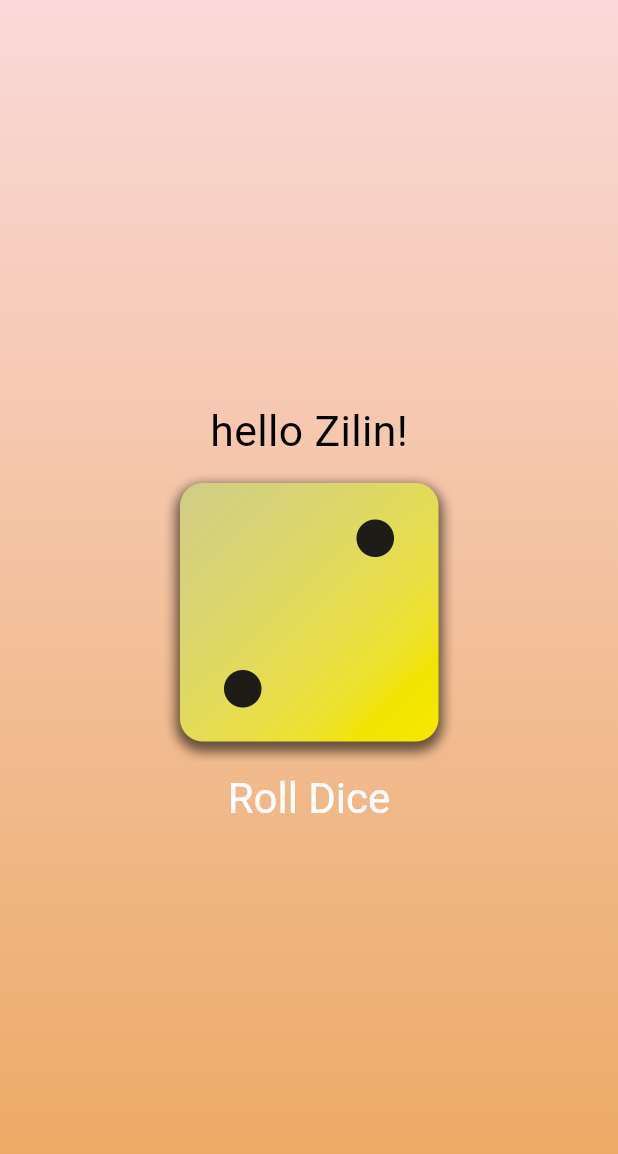
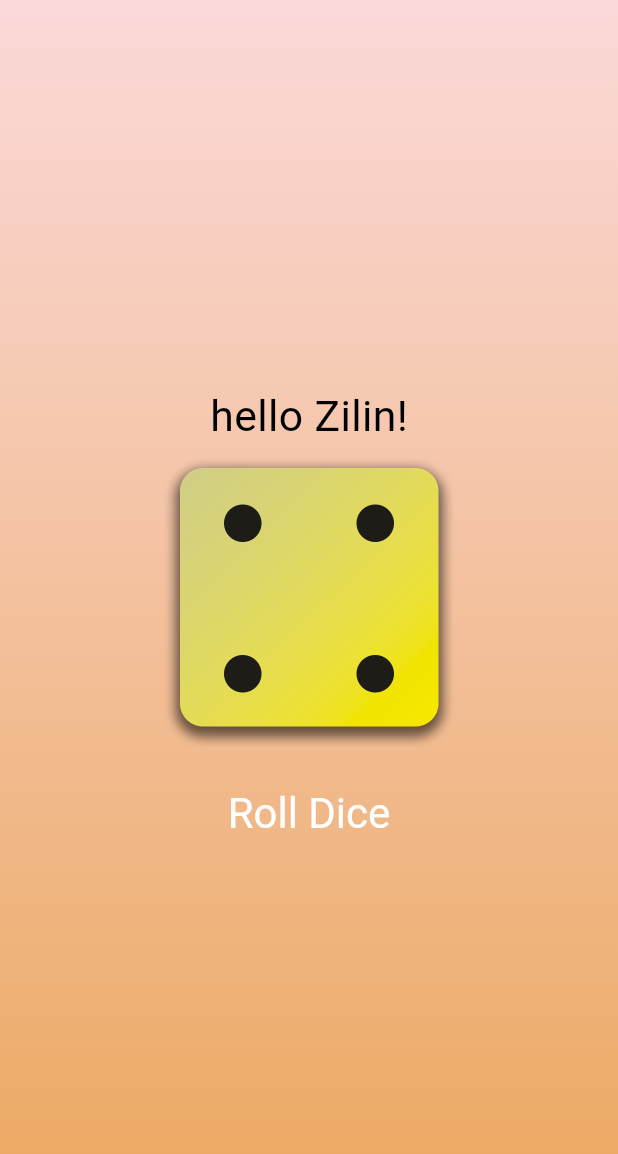
Before and after one commit to Z1linXu/flutter-test, a Flutter app: the screen it shows after launch, after a tap on "Roll Dice", on a phone screen of 412 x 824 dp. Shown: the top 1154 px of the screen. Run offline on Flutter 3.47's test engine with Material 3 defaults, Android fonts, the phone set to English and light mode, and no system bars.

```diff
--- /dev/null
+++ b/first_app/lib/dice_roller.dart
@@ -0,0 +1,46 @@
+import 'package:first_app/styled_text.dart';
+import 'package:flutter/material.dart';
+
+class DiceRoller extends StatefulWidget {
+  const DiceRoller({super.key});
+  @override
+  State<DiceRoller> createState() {
+    return _DiceRollerState();
+  }
+}
+
+class _DiceRollerState extends State<DiceRoller> {
+  var activeDiceImage = 'assets/images/dice-2.png';
+  void rollDice() {
+    //TODO
+    setState(() {
+      activeDiceImage = 'assets/images/dice-4.png';
+    });
+  }
+
+  @override
+  Widget build(context) {
+    // TODO: implement build
+    return Column(
+      mainAxisSize: MainAxisSize.min,
+      children: [
+        StyledText('hello Zilin!', color: Color.fromARGB(255, 0, 0, 0)),
+        Image.asset(
+          activeDiceImage,
+          width: 200,
+        ),
+        const SizedBox(
+          height: 20,
+        ),
+        TextButton(
+            onPressed: rollDice,
+            style: TextButton.styleFrom(
+                foregroundColor: Colors.white,
+                textStyle: TextStyle(fontSize: 28)),
+            child: const Text(
+              'Roll Dice',
+            )),
+      ],
+    );
+  }
+}
--- a/first_app/lib/gradient_container.dart
+++ b/first_app/lib/gradient_container.dart
@@ -1,3 +1,4 @@
+import 'package:first_app/dice_roller.dart';
 import 'package:first_app/styled_text.dart';
 import 'package:flutter/material.dart';
 
@@ -9,9 +10,6 @@ class GradientContainer extends StatelessWidget {
 
   final List<Color> colors;
 
-  void rollDice() {
-    //TODO
-  }
   @override
   Widget build(context) {
     return Container(
@@ -20,31 +18,8 @@ class GradientContainer extends StatelessWidget {
             colors: colors, begin: startAlignment, end: endAlignmnet),
       ),
       child: Center(
-          child: Column(
-        mainAxisSize: MainAxisSize.min,
-        children: [
-          StyledText('hello Zilin!', color: Color.fromARGB(255, 0, 0, 0)),
-          Image.asset(
-            'assets/images/dice-2.png',
-            width: 200,
-          ),
-          // const SizedBox(
-          //   height: 20,
-          // ),
-          TextButton(
-              onPressed: rollDice,
-              style: TextButton.styleFrom(
-
-                  // padding: const EdgeInsets.only(
-                  //   top: 20,
-                  // ),
-                  foregroundColor: Colors.white,
-                  textStyle: TextStyle(fontSize: 28)),
-              child: const Text(
-                'Roll Dice',
-              )),
-        ],
-      )),
+        child: DiceRoller(),
+      ),
     );
   }
 }
```
